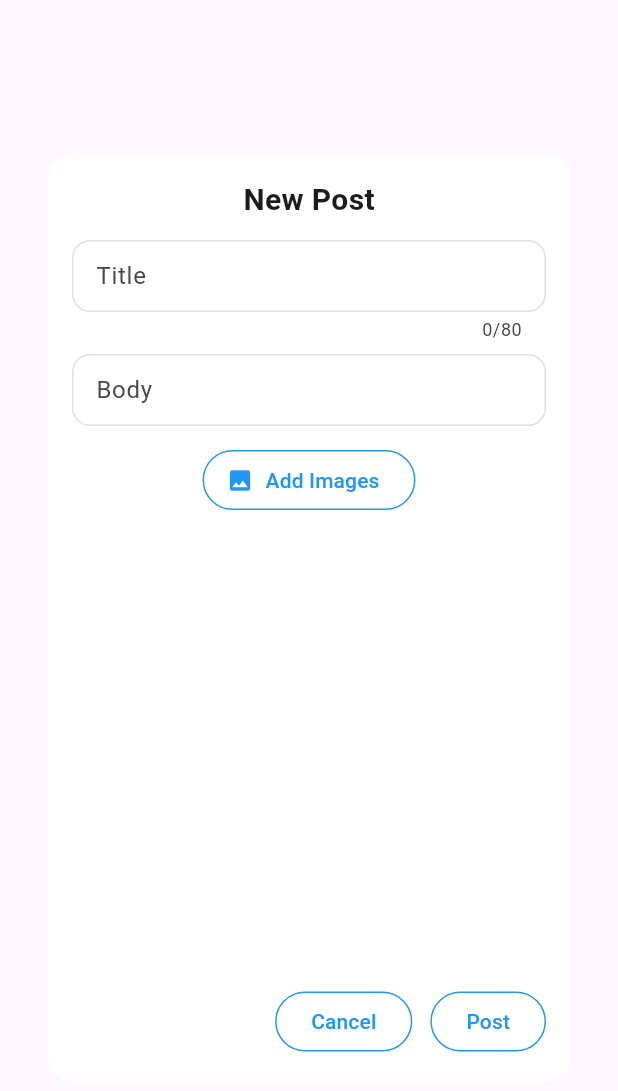
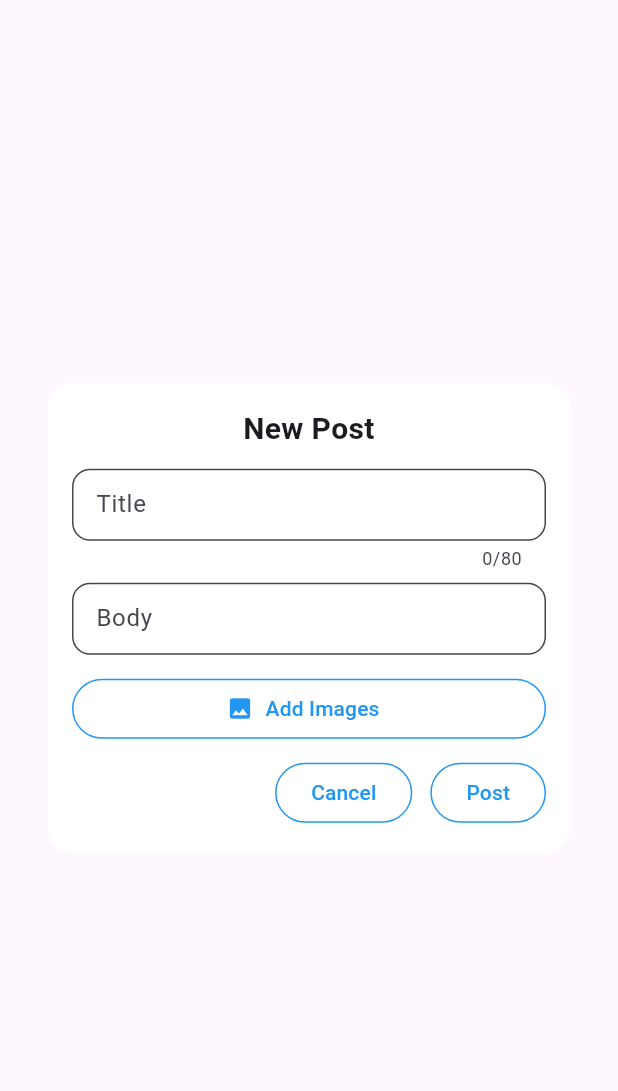
Before and after one commit to Sherlock1854/AcademicHub, a Flutter app: the AddPostDialog widget shown alone on an empty page, opened directly with empty values, on a phone screen of 412 x 824 dp. Shown: the top 1091 px of the screen. Run offline on Flutter 3.47's test engine with Material 3 defaults, Android fonts, the phone set to English and light mode, and no system bars; our stand-ins replace cloud_firestore, cloud_functions, firebase_auth, firebase_core, firebase_messaging, firebase_storage and 3 more; accounts and stored records are empty; network calls fail.

```diff
--- a/lib/forum/views/add_post_dialog.dart
+++ b/lib/forum/views/add_post_dialog.dart
@@ -41,10 +41,9 @@ class _AddPostDialogState extends State<AddPostDialog> {
     super.dispose();
   }
 
-  bool get _canSubmit {
-    return _titleCtrl.text.trim().isNotEmpty &&
+  bool get _canSubmit =>
+      _titleCtrl.text.trim().isNotEmpty &&
           (_bodyCtrl.text.trim().isNotEmpty || _images.isNotEmpty);
-  }
 
   void _validate() => setState(() => _errorText = null);
 
@@ -58,19 +57,17 @@ class _AddPostDialogState extends State<AddPostDialog> {
               _images.add(pic);
             }
           }
-          _errorText = null;
         });
       }
     } catch (e) {
-      ScaffoldMessenger.of(context).showSnackBar(
-        SnackBar(content: Text('Failed to pick images: $e')),
-      );
+      ScaffoldMessenger.of(context)
+          .showSnackBar(SnackBar(content: Text('Failed to pick images: $e')));
     }
   }
 
   Future<List<String>> _uploadAllImages() async {
     final user = FirebaseAuth.instance.currentUser!;
-    final List<String> urls = [];
+    final urls = <String>[];
     for (var img in _images) {
       final path =
           'posts/${widget.topicId}/${user.uid}/${DateTime.now().millisecondsSinceEpoch}_${img.name}';
@@ -83,12 +80,9 @@ class _AddPostDialogState extends State<AddPostDialog> {
 
   Future<void> _submit() async {
     if (!_canSubmit) {
-      setState(() {
-        _errorText = 'Please enter a title and at least a body or image.';
-      });
+      setState(() => _errorText = 'Please enter title and body or images.');
       return;
     }
-
     final user = FirebaseAuth.instance.currentUser;
     if (user == null) {
       ScaffoldMessenger.of(context).showSnackBar(
@@ -103,9 +97,9 @@ class _AddPostDialogState extends State<AddPostDialog> {
     });
 
     try {
-      final imageUrls =
-      _images.isNotEmpty ? await _uploadAllImages() : <String>[];
-
+      final imageUrls = await (_images.isNotEmpty
+          ? _uploadAllImages()
+          : Future.value(<String>[]));
       await ForumService().addPost(
         topicId: widget.topicId,
         author: user.uid,
@@ -114,48 +108,41 @@ class _AddPostDialogState extends State<AddPostDialog> {
         userImageUrl: user.photoURL ?? '',
         imageUrls: imageUrls,
       );
-
       Navigator.of(context).pop();
     } catch (e) {
       setState(() => _loading = false);
-      ScaffoldMessenger.of(context).showSnackBar(
-        SnackBar(content: Text('Failed to add post: $e')),
-      );
+      ScaffoldMessenger.of(context)
+          .showSnackBar(SnackBar(content: Text('Failed to add post: $e')));
     }
   }
 
   @override
   Widget build(BuildContext context) {
-    // Allow the dialog to move above the keyboard
-    final viewInsets = MediaQuery.of(context).viewInsets;
+    final maxHeight = MediaQuery.of(context).size.height * 0.8;
 
-    return Dialog(
+    return MediaQuery.removeViewInsets(
+      context: context,
+      removeBottom: true, // ← ignore keyboard inset
+      child: Dialog(
         shape: RoundedRectangleBorder(borderRadius: BorderRadius.circular(16)),
         insetPadding: const EdgeInsets.symmetric(horizontal: 32, vertical: 24),
         backgroundColor: Colors.white,
-      child: Padding(
-        padding: viewInsets, // <— shift up for keyboard
         child: ConstrainedBox(
-          constraints: BoxConstraints(
-            maxWidth: 360,
-            maxHeight: MediaQuery.of(context).size.height * 0.75,
-          ),
-          child: Padding(
-            padding: const EdgeInsets.all(16),
+          constraints: BoxConstraints(maxHeight: maxHeight),
+          child: SingleChildScrollView(
+            padding: const EdgeInsets.symmetric(horizontal: 16, vertical: 16),
+            physics: const BouncingScrollPhysics(),
             child: Column(
+              crossAxisAlignment: CrossAxisAlignment.stretch,
               children: [
                 const Text(
                   'New Post',
+                  textAlign: TextAlign.center,
                   style: TextStyle(fontSize: 20, fontWeight: FontWeight.bold),
                 ),
                 const SizedBox(height: 12),
 
-                // Make inputs + thumbnails scrollable/flexible
-                Expanded(
-                  child: SingleChildScrollView(
-                    child: Column(
-                      children: [
-                        // Title field
+                // Title
                 TextField(
                   controller: _titleCtrl,
                   minLines: 1,
@@ -167,17 +154,11 @@ class _AddPostDialogState extends State<AddPostDialog> {
                     filled: true,
                     fillColor: Colors.white,
                     counterText: null,
-                            contentPadding: const EdgeInsets.symmetric(
-                                horizontal: 12, vertical: 8),
+                    contentPadding:
+                    const EdgeInsets.symmetric(horizontal: 12, vertical: 8),
                     border: OutlineInputBorder(
                       borderRadius: BorderRadius.circular(12),
-                              borderSide:
-                              BorderSide(color: Colors.grey.shade300),
-                            ),
-                            enabledBorder: OutlineInputBorder(
-                              borderRadius: BorderRadius.circular(12),
-                              borderSide:
-                              BorderSide(color: Colors.grey.shade300),
+                      borderSide: BorderSide(color: Colors.grey.shade300),
                     ),
                     focusedBorder: OutlineInputBorder(
                       borderRadius: BorderRadius.circular(12),
@@ -188,26 +169,22 @@ class _AddPostDialogState extends State<AddPostDialog> {
                 ),
                 const SizedBox(height: 8),
 
-                        // Body field
+                // Body
                 TextField(
                   controller: _bodyCtrl,
+                  keyboardType: TextInputType.multiline,
+                  textInputAction: TextInputAction.newline,
                   minLines: 1,
-                          maxLines: 5,
+                  maxLines: null,
                   decoration: InputDecoration(
                     hintText: 'Body',
                     filled: true,
                     fillColor: Colors.white,
-                            contentPadding: const EdgeInsets.symmetric(
-                                horizontal: 12, vertical: 8),
+                    contentPadding:
+                    const EdgeInsets.symmetric(horizontal: 12, vertical: 8),
                     border: OutlineInputBorder(
                       borderRadius: BorderRadius.circular(12),
-                              borderSide:
-                              BorderSide(color: Colors.grey.shade300),
-                            ),
-                            enabledBorder: OutlineInputBorder(
-                              borderRadius: BorderRadius.circular(12),
-                              borderSide:
-                              BorderSide(color: Colors.grey.shade300),
+                      borderSide: BorderSide(color: Colors.grey.shade300),
                     ),
                     focusedBorder: OutlineInputBorder(
                       borderRadius: BorderRadius.circular(12),
@@ -218,12 +195,12 @@ class _AddPostDialogState extends State<AddPostDialog> {
                 ),
                 const SizedBox(height: 12),
 
-                        // Add Images button
+                // Add Images
                 OutlinedButton.icon(
                   onPressed: _loading ? null : _pickImages,
                   icon: const Icon(Icons.image, color: Colors.blue),
-                          label: const Text('Add Images',
-                              style: TextStyle(color: Colors.blue)),
+                  label:
+                  const Text('Add Images', style: TextStyle(color: Colors.blue)),
                   style: OutlinedButton.styleFrom(
                     side: const BorderSide(color: Colors.blue),
                     shape: RoundedRectangleBorder(
@@ -239,8 +216,7 @@ class _AddPostDialogState extends State<AddPostDialog> {
                     child: ListView.separated(
                       scrollDirection: Axis.horizontal,
                       itemCount: _images.length,
-                              separatorBuilder: (_, __) =>
-                              const SizedBox(width: 8),
+                      separatorBuilder: (_, __) => const SizedBox(width: 8),
                       itemBuilder: (_, i) => Stack(
                         children: [
                           ClipRRect(
@@ -256,8 +232,7 @@ class _AddPostDialogState extends State<AddPostDialog> {
                             top: 2,
                             right: 2,
                             child: GestureDetector(
-                                      onTap: () =>
-                                          setState(() => _images.removeAt(i)),
+                              onTap: () => setState(() => _images.removeAt(i)),
                               child: Container(
                                 decoration: BoxDecoration(
                                   color: Colors.black54,
@@ -279,32 +254,22 @@ class _AddPostDialogState extends State<AddPostDialog> {
                 // Inline error
                 if (_errorText != null) ...[
                   Container(
-                            width: double.infinity,
                     padding: const EdgeInsets.all(8),
                     decoration: BoxDecoration(
                       color: Colors.red.shade100,
                       borderRadius: BorderRadius.circular(8),
                     ),
-                            child: Text(
-                              _errorText!,
-                              style: const TextStyle(color: Colors.red),
+                    child: Text(_errorText!, style: const TextStyle(color: Colors.red)),
                   ),
-                          ),
+                  const SizedBox(height: 12),
                 ],
-                      ],
-                    ),
-                  ),
-                ),
 
-                const SizedBox(height: 12),
-
-                // Action buttons
+                // Buttons
                 Row(
                   mainAxisAlignment: MainAxisAlignment.end,
                   children: [
                     OutlinedButton(
-                      onPressed:
-                      _loading ? null : () => Navigator.of(context).pop(),
+                      onPressed: _loading ? null : () => Navigator.of(context).pop(),
                       style: OutlinedButton.styleFrom(
                         side: const BorderSide(color: Colors.blue),
                         shape: RoundedRectangleBorder(
--- a/lib/forum/views/post_list_screen.dart
+++ b/lib/forum/views/post_list_screen.dart
@@ -93,6 +93,7 @@ class _PostListScreenState extends State<PostListScreen> {
         ),
         actions: [
           PopupMenuButton<PostSortOption>(
+            color: Colors.white,
             icon: Row(
               children: const [
                 Icon(Icons.sort, color: Colors.black),
```
Also changed, not shown: lib/forum/views/post_detail_screen.dart (+238 -107 lines), 3 other files. Lines whose indentation alone changed are shown as unchanged.
